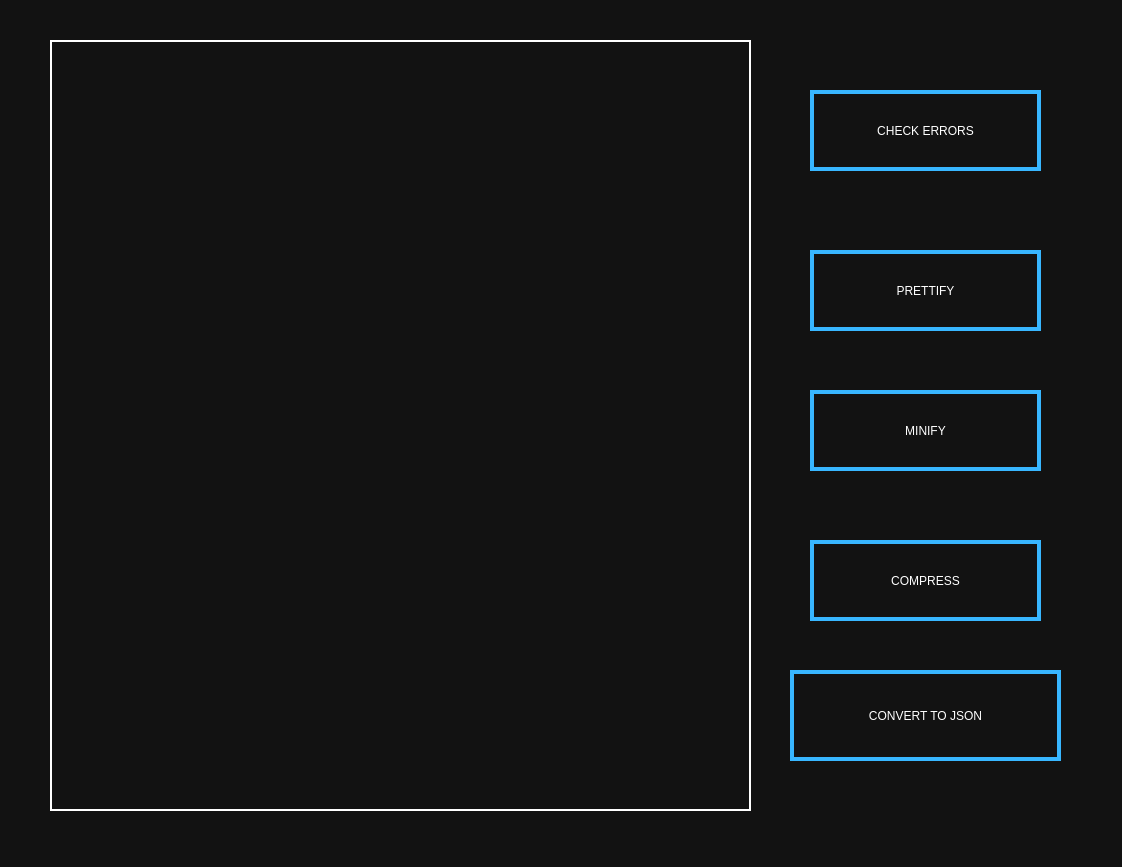
This is ui/editor.ui in MoAmrYehia/xml-editor as Qt 5 draws it before an edit. The edited form follows.
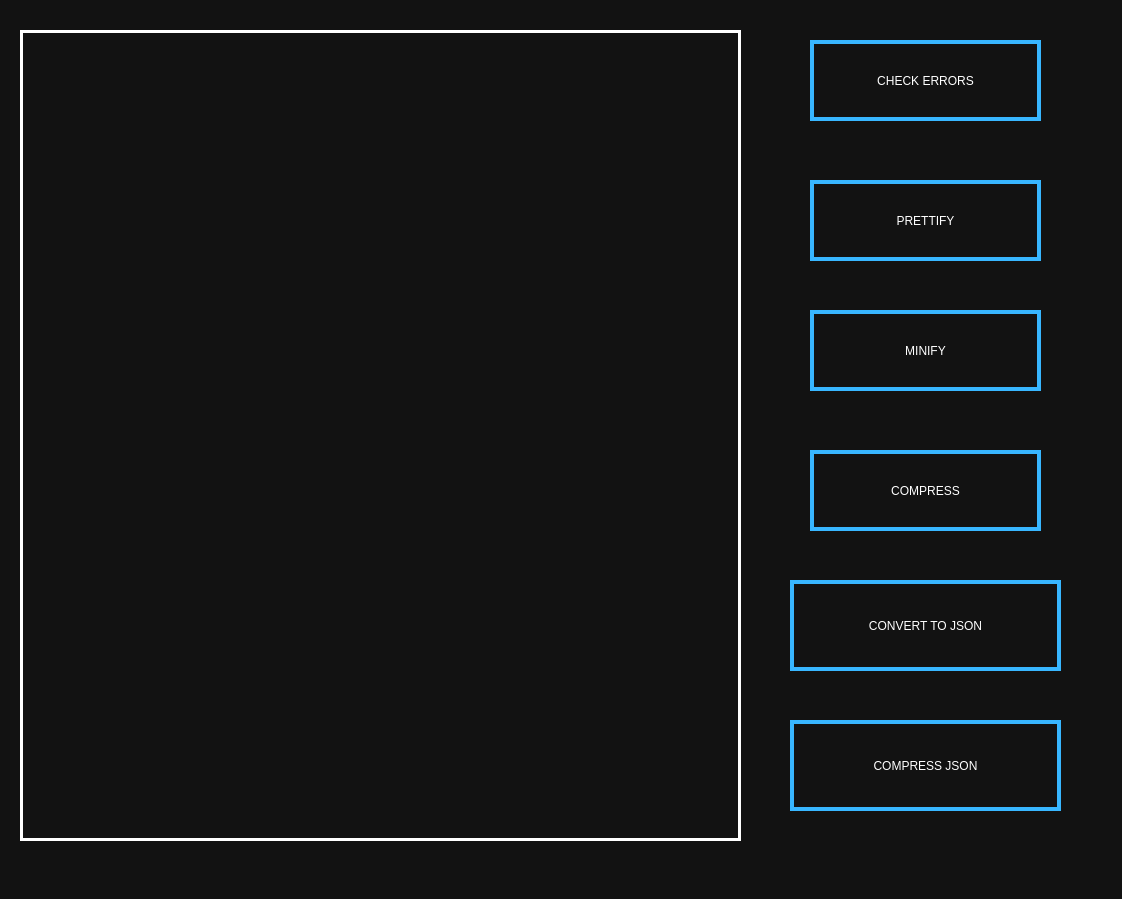
This is the edited form.

Commit message: compress json files button

The edit to the form file:
```diff
--- a/ui/editor.ui
+++ b/ui/editor.ui
@@ -7,7 +7,7 @@
     <x>0</x>
     <y>0</y>
     <width>1122</width>
-    <height>867</height>
+    <height>899</height>
    </rect>
   </property>
   <property name="windowTitle">
@@ -21,7 +21,7 @@
     <property name="geometry">
      <rect>
       <x>810</x>
-      <y>90</y>
+      <y>40</y>
       <width>231</width>
       <height>81</height>
      </rect>
@@ -36,14 +36,14 @@
    <widget class="QPlainTextEdit" name="plainTextEdit">
     <property name="geometry">
      <rect>
-      <x>50</x>
-      <y>40</y>
-      <width>701</width>
-      <height>771</height>
+      <x>20</x>
+      <y>30</y>
+      <width>721</width>
+      <height>811</height>
      </rect>
     </property>
     <property name="styleSheet">
-     <string notr="true">background-color: #121212; color:#38B6FF; border: 2px solid white; 
+     <string notr="true">background-color: #121212; color:#38B6FF; border: 3px solid white; 
 font: 14pt solid &quot;Lato&quot;;
 </string>
     </property>
@@ -55,7 +55,7 @@
     <property name="geometry">
      <rect>
       <x>810</x>
-      <y>250</y>
+      <y>180</y>
       <width>231</width>
       <height>81</height>
      </rect>
@@ -71,7 +71,7 @@
     <property name="geometry">
      <rect>
       <x>810</x>
-      <y>540</y>
+      <y>450</y>
       <width>231</width>
       <height>81</height>
      </rect>
@@ -87,7 +87,7 @@
     <property name="geometry">
      <rect>
       <x>790</x>
-      <y>670</y>
+      <y>580</y>
       <width>271</width>
       <height>91</height>
      </rect>
@@ -103,7 +103,7 @@
     <property name="geometry">
      <rect>
       <x>810</x>
-      <y>390</y>
+      <y>310</y>
       <width>231</width>
       <height>81</height>
      </rect>
@@ -115,6 +115,22 @@
      <string>MINIFY</string>
     </property>
    </widget>
+   <widget class="QPushButton" name="pushButton_6">
+    <property name="geometry">
+     <rect>
+      <x>790</x>
+      <y>720</y>
+      <width>271</width>
+      <height>91</height>
+     </rect>
+    </property>
+    <property name="styleSheet">
+     <string notr="true">background-color: #121212; color:white; font:16pt  solid  &quot;Lato&quot;; border: 4px solid #38B6FF; </string>
+    </property>
+    <property name="text">
+     <string>COMPRESS JSON</string>
+    </property>
+   </widget>
   </widget>
   <widget class="QMenuBar" name="menubar">
    <property name="geometry">
```
